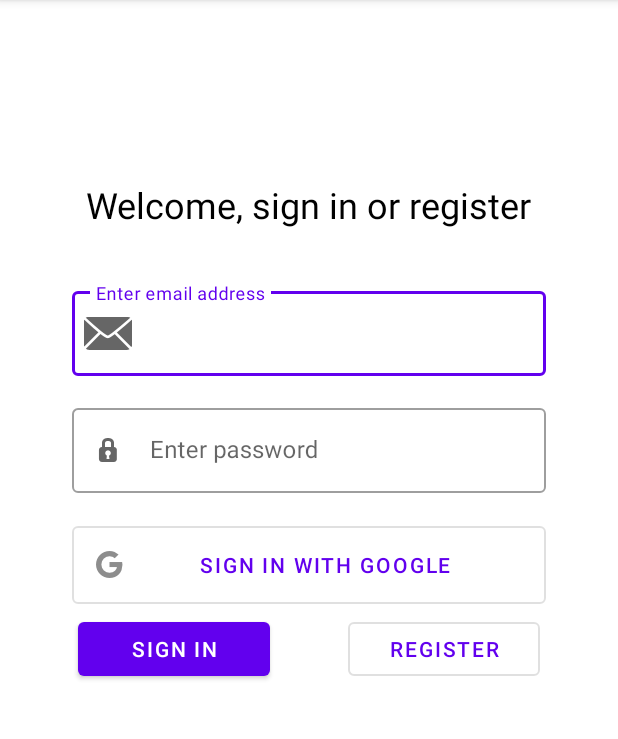
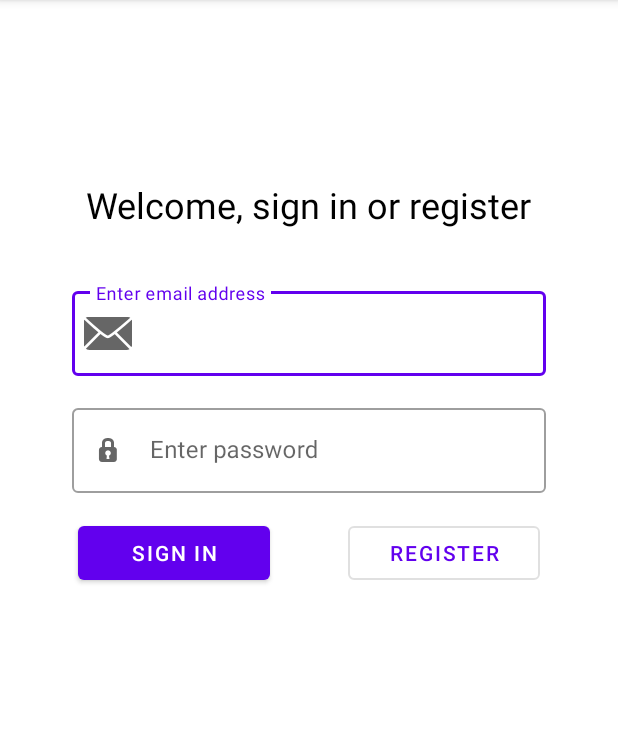
Before and after one commit to zmesinger/zavrsni-rad, an Android app: the fragment SignInFragment shown on its own in the app's theme, on a phone screen of 412 x 824 dp, the part 84-823 px from its top. Run offline under Robolectric (Android 15) with nearby library versions, the phone set to English and light mode, and no system bars.

```diff
--- a/app/build.gradle
+++ b/app/build.gradle
@@ -1,6 +1,7 @@
 plugins {
     id 'com.android.application'
     id 'org.jetbrains.kotlin.android'
+    id 'com.google.gms.google-services'
 }
 
 android {
@@ -39,6 +40,7 @@ dependencies {
     implementation 'androidx.lifecycle:lifecycle-livedata-ktx:2.4.1'
     implementation 'androidx.lifecycle:lifecycle-viewmodel-ktx:2.4.1'
     implementation 'androidx.legacy:legacy-support-v4:1.0.0'
+
     def room_version = "2.4.2"
     def koin_version = "3.1.5"
     def retrofit_version = "2.9.0"
@@ -63,8 +65,8 @@ dependencies {
     implementation platform('com.google.firebase:firebase-bom:29.2.1')
         //Cloud Storage
     implementation 'com.google.firebase:firebase-storage-ktx'
-        //Authentication
-    implementation 'com.google.firebase:firebase-auth-ktx'
+        //Auth
+    implementation 'com.google.firebase:firebase-auth-ktx:21.0.2'
     //Glide
     implementation "com.github.bumptech.glide:glide:$glide_version"
     annotationProcessor "com.github.bumptech.glide:compiler:$glide_version"
--- /dev/null
+++ b/app/src/main/java/com/mesinger/spaceappxml/firebase/FirestoreAuth.kt
@@ -0,0 +1,6 @@
+package com.mesinger.spaceappxml.firebase
+
+class FirestoreAuth {
+
+
+}
--- a/app/src/main/java/com/mesinger/spaceappxml/service/repository/api/APODAPI.kt
+++ b/app/src/main/java/com/mesinger/spaceappxml/service/repository/api/APODAPI.kt
@@ -1,7 +1,7 @@
 package com.mesinger.spaceappxml.service.repository.api
 
-class APODAPI {
-    var apodApiKey = "https://api.nasa.gov/planetary/apod?api_key=91jh31GLa2VA0DICTN7CtYDKhimITGTfELpUCyR0"
+class APODAPI : APODInterface{
+    val BASE_URL = "https://api.nasa.gov/planetary/apod?api_key=91jh31GLa2VA0DICTN7CtYDKhimITGTfELpUCyR0"
 
 
 }
--- a/app/src/main/res/layout/fragment_register.xml
+++ b/app/src/main/res/layout/fragment_register.xml
@@ -59,6 +59,7 @@
             android:id="@+id/registerEmailTextField"
             android:layout_width="match_parent"
             android:layout_height="wrap_content"
+            android:inputType="textEmailAddress"
             android:textColorHint="#757575" />
     </com.google.android.material.textfield.TextInputLayout>
 
--- a/app/src/main/res/layout/fragment_sign_in.xml
+++ b/app/src/main/res/layout/fragment_sign_in.xml
@@ -36,6 +36,7 @@
             android:id="@+id/signInEmailTextField"
             android:layout_width="match_parent"
             android:layout_height="wrap_content"
+            android:inputType="textEmailAddress"
             android:textColorHint="#757575" />
     </com.google.android.material.textfield.TextInputLayout>
 
@@ -62,37 +63,25 @@
     </com.google.android.material.textfield.TextInputLayout>
 
     <Button
-        android:id="@+id/signInGoogle"
-        style="?attr/materialButtonOutlinedStyle"
-        android:layout_width="match_parent"
-        android:layout_height="64dp"
-        android:layout_marginStart="48dp"
-        android:layout_marginTop="16dp"
-        android:layout_marginEnd="48dp"
-        android:drawableLeft="@drawable/googleg_disabled_color_18"
-        android:text="@string/sign_in_with_google"
-        app:layout_constraintEnd_toEndOf="parent"
-        app:layout_constraintStart_toStartOf="parent"
-        app:layout_constraintTop_toBottomOf="@id/signInPasswordLayout" />
-
-    <Button
         android:id="@+id/signInButton"
         android:layout_width="128dp"
         android:layout_height="48dp"
         android:text="@string/sign_in"
+        android:layout_marginTop="16dp"
         app:layout_constraintEnd_toStartOf="@+id/registerButton"
         app:layout_constraintStart_toStartOf="parent"
-        app:layout_constraintTop_toBottomOf="@+id/signInGoogle" />
+        app:layout_constraintTop_toBottomOf="@+id/signInPasswordLayout" />
 
     <Button
+        android:id="@+id/registerButton"
         style="?attr/materialButtonOutlinedStyle"
-        android:id="@+id/registerButton"
         android:layout_width="128dp"
         android:layout_height="48dp"
         android:layout_marginEnd="52dp"
+        android:layout_marginTop="16dp"
         android:text="@string/register"
         app:layout_constraintEnd_toEndOf="parent"
-        app:layout_constraintTop_toBottomOf="@+id/signInGoogle" />
+        app:layout_constraintTop_toBottomOf="@+id/signInPasswordLayout" />
 
 
 </androidx.constraintlayout.widget.ConstraintLayout>
--- a/build.gradle
+++ b/build.gradle
@@ -1,4 +1,8 @@
-// Top-level build file where you can add configuration options common to all sub-projects/modules.
+buildscript {
+    dependencies {
+        classpath 'com.google.gms:google-services:4.3.10'
+    }
+}// Top-level build file where you can add configuration options common to all sub-projects/modules.
 plugins {
     id 'com.android.application' version '7.1.2' apply false
     id 'com.android.library' version '7.1.2' apply false
```
Also changed, not shown: app/src/main/java/com/mesinger/spaceappxml/service/model/PictureOfTheDay.kt (added, +22 -0 lines), app/src/main/java/com/mesinger/spaceappxml/service/repository/api/APODInterface.java (deleted, +0 -8 lines), app/src/main/java/com/mesinger/spaceappxml/service/repository/api/APODInterface.kt (added, +9 -0 lines), app/src/main/java/com/mesinger/spaceappxml/viewmodel/SignInViewModel.kt (added, +13 -0 lines), 2 other files.
